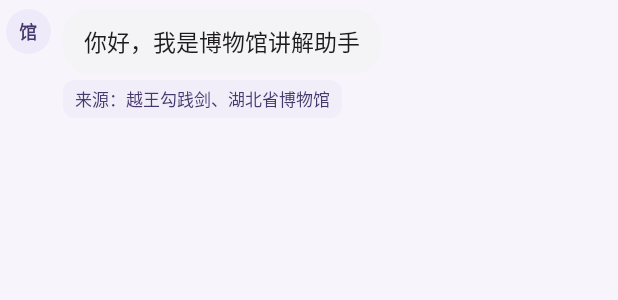
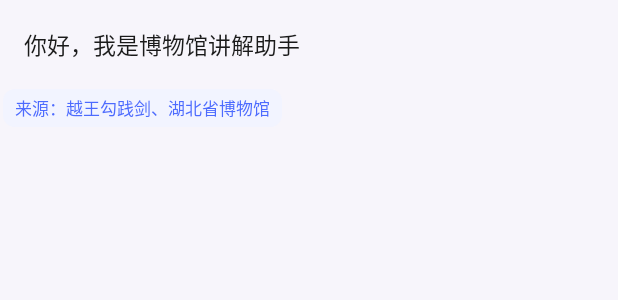
Before and after one commit to V1vy-v/MuseumDocentAI, an Android app: the layout item_chat_message.xml on its own in the app's theme, with its tools: preview values and no code run, on a phone screen of 412 x 824 dp. Shown: the top 300 px of the screen. Run offline under Robolectric (Android 15) with nearby library versions, the phone set to English and light mode, and no system bars; network calls fail.

Commit message:
对话界面贴合 DeepSeek：去掉头像、AI 回答改为整段文字、用户消息浅蓝气泡、底部加 AI 免责提示

```diff
--- a/app/src/main/res/drawable/bg_source.xml
+++ b/app/src/main/res/drawable/bg_source.xml
@@ -1,6 +1,6 @@
 <?xml version="1.0" encoding="utf-8"?>
-<!-- 来源小胶囊的底：比气泡更淡的一层 -->
+<!-- 来源小标签：浅灰蓝底 -->
 <shape xmlns:android="http://schemas.android.com/apk/res/android" android:shape="rectangle">
-    <solid android:color="#F1EDF9" />
+    <solid android:color="#F2F4FF" />
     <corners android:radius="8dp" />
 </shape>
--- a/app/src/main/res/drawable/bubble_user.xml
+++ b/app/src/main/res/drawable/bubble_user.xml
@@ -1,6 +1,6 @@
 <?xml version="1.0" encoding="utf-8"?>
-<!-- 用户气泡：蓝色 -->
+<!-- 用户气泡：浅蓝底（DeepSeek 风格），深色文字 -->
 <shape xmlns:android="http://schemas.android.com/apk/res/android" android:shape="rectangle">
-    <solid android:color="@color/ds_blue" />
-    <corners android:radius="18dp" />
+    <solid android:color="#E8EFFF" />
+    <corners android:radius="20dp" />
 </shape>
--- a/app/src/main/res/layout/item_chat_message.xml
+++ b/app/src/main/res/layout/item_chat_message.xml
@@ -1,49 +1,30 @@
 <?xml version="1.0" encoding="utf-8"?>
-<!-- 对话列表里的单条消息：头像 + 气泡 + 来源小胶囊 -->
+<!-- 对话列表里的单条消息（DeepSeek 风格）：
+     用户 → 右侧浅蓝气泡；AI → 左侧整段文字，不加气泡也不放头像 -->
 <LinearLayout xmlns:android="http://schemas.android.com/apk/res/android"
     xmlns:tools="http://schemas.android.com/tools"
     android:id="@+id/layout_bubble_item"
     android:layout_width="match_parent"
     android:layout_height="wrap_content"
     android:gravity="start"
-    android:orientation="horizontal"
-    android:paddingStart="4dp"
-    android:paddingTop="6dp"
-    android:paddingEnd="4dp"
-    android:paddingBottom="6dp">
+    android:orientation="vertical"
+    android:paddingStart="2dp"
+    android:paddingTop="8dp"
+    android:paddingEnd="2dp"
+    android:paddingBottom="8dp">
 
-    <!-- AI 头像（用户消息隐藏） -->
-    <TextView
-        android:id="@+id/avatar"
-        android:layout_width="30dp"
-        android:layout_height="30dp"
-        android:layout_marginEnd="8dp"
-        android:background="@drawable/bg_avatar_ai"
-        android:gravity="center"
-        android:text="@string/avatar_ai"
-        android:textColor="@color/brand_dark"
-        android:textSize="12sp"
-        android:textStyle="bold"
-        tools:ignore="RtlSymmetry" />
-
-    <LinearLayout
-        android:layout_width="wrap_content"
-        android:layout_height="wrap_content"
-        android:orientation="vertical">
-
-        <!-- 气泡文字（用户深色靠右、AI 白色卡片靠左，代码里切背景） -->
+    <!-- 气泡文字：用户靠右浅蓝气泡、AI 靠左无背景 -->
     <TextView
         android:id="@+id/text_bubble"
         android:layout_width="wrap_content"
         android:layout_height="wrap_content"
-            android:background="@drawable/bubble_ai"
-            android:lineSpacingExtra="4dp"
-            android:maxWidth="300dp"
+        android:lineSpacingExtra="6dp"
+        android:maxWidth="320dp"
         android:paddingStart="14dp"
         android:paddingTop="10dp"
         android:paddingEnd="14dp"
         android:paddingBottom="10dp"
-            android:textColor="@color/text_primary"
+        android:textColor="@color/ds_text"
         android:textSize="15sp"
         tools:text="你好，我是博物馆讲解助手" />
 
@@ -52,18 +33,16 @@
         android:id="@+id/text_sources"
         android:layout_width="wrap_content"
         android:layout_height="wrap_content"
-            android:layout_marginTop="4dp"
+        android:layout_marginTop="8dp"
         android:background="@drawable/bg_source"
         android:paddingStart="8dp"
         android:paddingTop="4dp"
         android:paddingEnd="8dp"
         android:paddingBottom="4dp"
-            android:textColor="@color/brand_dark"
+        android:textColor="@color/ds_blue"
         android:textSize="11sp"
         android:visibility="gone"
         tools:text="来源：越王勾践剑、湖北省博物馆"
         tools:visibility="visible" />
 
 </LinearLayout>
-
-</LinearLayout>
--- a/app/src/main/res/values/strings.xml
+++ b/app/src/main/res/values/strings.xml
@@ -9,6 +9,7 @@
     <string name="icon_drawer">☰</string>
     <string name="icon_new_chat">✎</string>
     <string name="toast_new_chat">已开始新对话</string>
+    <string name="ai_disclaimer">回答由 AI 生成，仅供参考</string>
     <string name="empty_greeting">你好，让我们开始聊天吧</string>
     <string name="hint_question_ds">发消息或按住说话</string>
     <string name="pill_voice_on">🔊</string>
```
Also changed, not shown: app/src/main/java/com/example/museumdocentai/ui/ChatAdapter.java (+13 -8 lines), app/src/main/res/layout/activity_main.xml (+14 -1 lines). Lines whose indentation alone changed are shown as unchanged.
